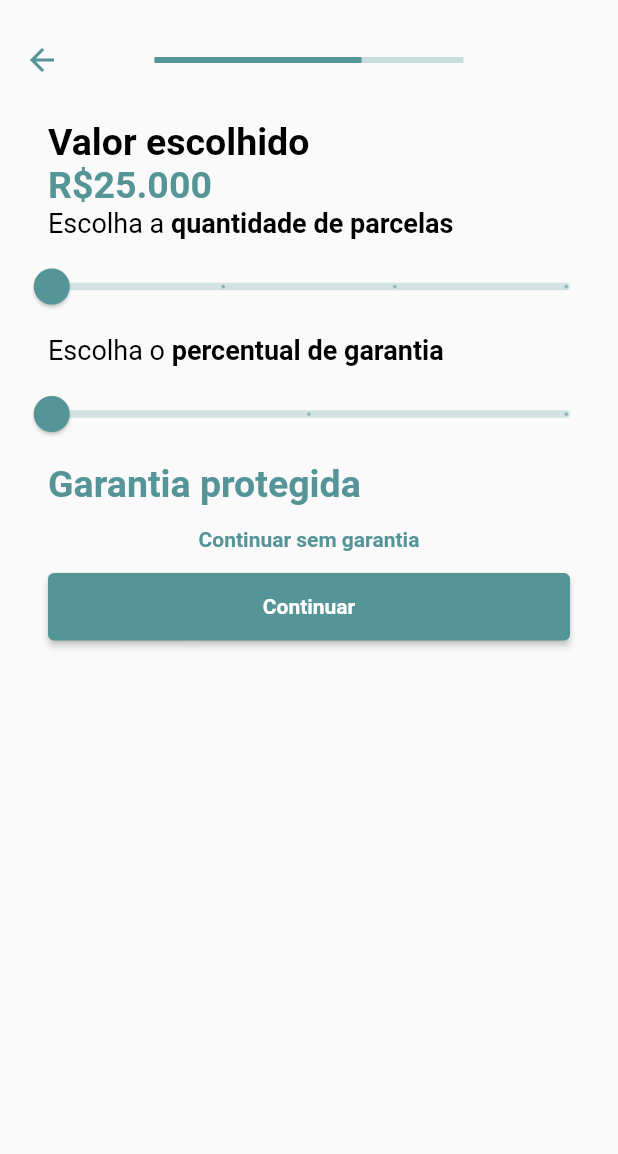
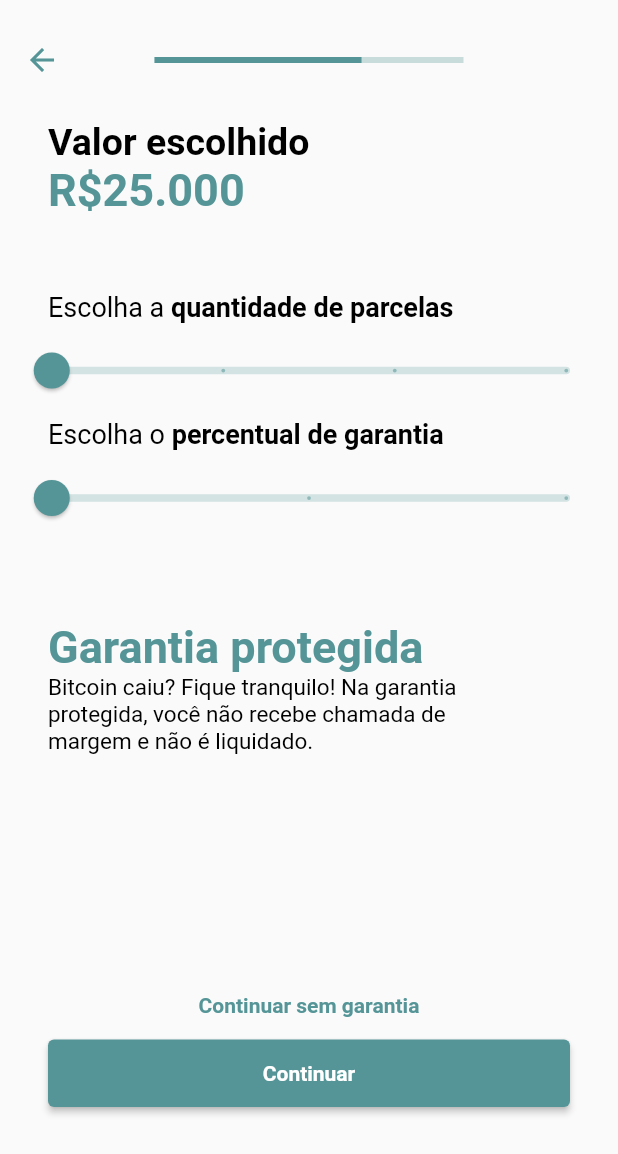
Before and after one commit to Mathvdias/credit_simulator_rispar, a Flutter app: the SetMoneyView screen opened directly, after a tap on "Continuar", on a phone screen of 412 x 824 dp. Shown: the top 1154 px of the screen. Run offline on Flutter 3.47's test engine with Material 2 defaults, Android fonts, the phone set to English and light mode, and no system bars; our stand-ins replace flutter_svg.

Commit message:
feat: size screen set data payment

```diff
--- a/lib/src/modules/set_money/view/components/set_data_payment.dart
+++ b/lib/src/modules/set_money/view/components/set_data_payment.dart
@@ -17,6 +17,7 @@ class SetDataPayment extends StatefulWidget {
 }
 
 class _SetDataPaymentState extends State<SetDataPayment> {
+  final double _height = 50;
   @override
   Widget build(BuildContext context) {
     return Column(
@@ -24,6 +25,9 @@ class _SetDataPaymentState extends State<SetDataPayment> {
       children: [
         const TextInfoPattern(fontSize: 25, titleExtension: 'Valor escolhido'),
         _textColorGreen('R\$25.000'),
+        SizedBox(
+          height: _height,
+        ),
         const TextInfoPattern(
             fontSize: 18,
             title: 'Escolha a ',
@@ -42,11 +46,24 @@ class _SetDataPaymentState extends State<SetDataPayment> {
           max: 50,
           min: 20,
         ),
-
+        SizedBox(
+          height: _height,
+        ),
         _textColorGreen('Garantia protegida'),
+        _textInformationCrash(),
+        SizedBox(height: _height + 95),
         _buttonNextWithoutWarranty(),
         _buttonNextPage(),
       ],
+    );
+  }
+
+  Padding _textInformationCrash() {
+    return const Padding(
+      padding: EdgeInsets.symmetric(horizontal: kPadding),
+      child: Text(
+          "Bitcoin caiu? Fique tranquilo! Na garantia \nprotegida, você não recebe chamada de\nmargem e não é liquidado.",
+          style: TextStyle(color: Colors.black, fontSize: 15)),
     );
   }
 
@@ -87,7 +104,7 @@ class _SetDataPaymentState extends State<SetDataPayment> {
           text: text,
           style: const TextStyle(
               color: Color(0xff559597),
-              fontSize: 25,
+              fontSize: 30,
               fontWeight: FontWeight.bold),
         ),
       ),
--- a/lib/src/modules/set_money/view/components/set_money_quantity.dart
+++ b/lib/src/modules/set_money/view/components/set_money_quantity.dart
@@ -38,7 +38,7 @@ class _SetMoneyQuantityState extends State<SetMoneyQuantity> {
               inputText: '',
             ),
             SizedBox(
-              height: MediaQuery.of(context).size.height / 3.5,
+              height: MediaQuery.of(context).size.height / 3,
             ),
             Padding(
               padding: const EdgeInsets.symmetric(horizontal: kPadding),
```
